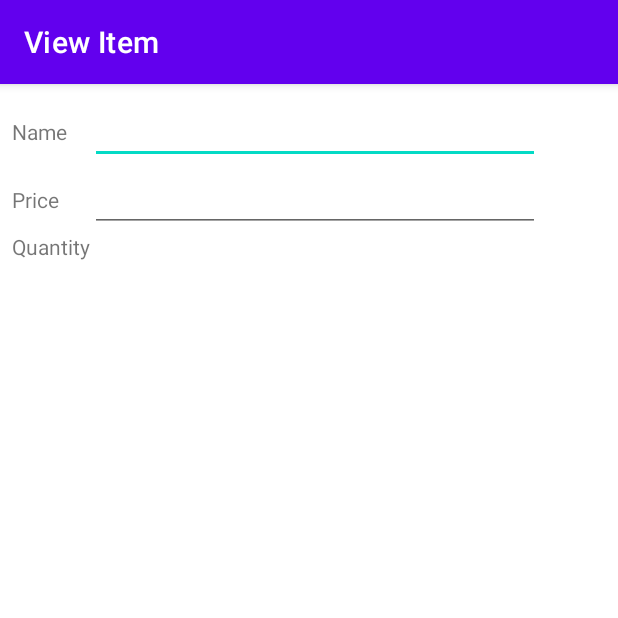
After one commit to quan4baby/Shopper, an Android app: the ViewItem screen opened directly, with no data from a screen before it, on a phone screen of 412 x 824 dp, the top half of it. The commit adds this screen. Run offline under Robolectric (Android 15) with nearby library versions, the phone set to English and light mode, and no system bars.

Commit message:
Thursday, March 4

```diff
--- a/app/src/main/AndroidManifest.xml
+++ b/app/src/main/AndroidManifest.xml
@@ -10,9 +10,13 @@
         android:supportsRtl="true"
         android:theme="@style/Theme.Shopper">
         <activity
+            android:name=".ViewItem"
+            android:label="@string/title_activity_view_item"
+            android:theme="@style/Theme.Shopper.NoActionBar"></activity>
+        <activity
             android:name=".AddItem"
             android:label="@string/title_activity_add_item"
-            android:theme="@style/Theme.Shopper.NoActionBar"></activity>
+            android:theme="@style/Theme.Shopper.NoActionBar" />
         <activity
             android:name=".ViewList"
             android:label="@string/title_activity_view_list"
--- /dev/null
+++ b/app/src/main/java/com/example/shopper/ViewItem.java
@@ -0,0 +1,29 @@
+package com.example.shopper;
+
+import android.content.Intent;
+import android.os.Bundle;
+
+import com.google.android.material.floatingactionbutton.FloatingActionButton;
+import com.google.android.material.snackbar.Snackbar;
+
+import androidx.appcompat.app.AppCompatActivity;
+import androidx.appcompat.widget.Toolbar;
+
+import android.view.MenuItem;
+import android.view.View;
+
+public class ViewItem extends AppCompatActivity {
+
+    @Override
+    protected void onCreate(Bundle savedInstanceState) {
+        super.onCreate(savedInstanceState);
+        setContentView(R.layout.activity_view_item);
+        Toolbar toolbar = findViewById(R.id.toolbar);
+        setSupportActionBar(toolbar);
+    }
+
+    public void deleteItem(MenuItem menuItem) {
+
+
+    }
+}
--- /dev/null
+++ b/app/src/main/res/layout/activity_view_item.xml
@@ -0,0 +1,25 @@
+<?xml version="1.0" encoding="utf-8"?>
+<androidx.coordinatorlayout.widget.CoordinatorLayout xmlns:android="http://schemas.android.com/apk/res/android"
+    xmlns:app="http://schemas.android.com/apk/res-auto"
+    xmlns:tools="http://schemas.android.com/tools"
+    android:layout_width="match_parent"
+    android:layout_height="match_parent"
+    tools:context=".ViewItem">
+
+    <com.google.android.material.appbar.AppBarLayout
+        android:layout_width="match_parent"
+        android:layout_height="wrap_content"
+        android:theme="@style/Theme.Shopper.AppBarOverlay">
+
+        <androidx.appcompat.widget.Toolbar
+            android:id="@+id/toolbar"
+            android:layout_width="match_parent"
+            android:layout_height="?attr/actionBarSize"
+            android:background="?attr/colorPrimary"
+            app:popupTheme="@style/Theme.Shopper.PopupOverlay" />
+
+    </com.google.android.material.appbar.AppBarLayout>
+
+    <include layout="@layout/content_view_item" />
+
+</androidx.coordinatorlayout.widget.CoordinatorLayout>
--- /dev/null
+++ b/app/src/main/res/layout/content_view_item.xml
@@ -0,0 +1,71 @@
+<?xml version="1.0" encoding="utf-8"?>
+<androidx.constraintlayout.widget.ConstraintLayout xmlns:android="http://schemas.android.com/apk/res/android"
+    xmlns:app="http://schemas.android.com/apk/res-auto"
+    android:layout_width="match_parent"
+    android:layout_height="match_parent"
+    app:layout_behavior="@string/appbar_scrolling_view_behavior">
+
+    <TableLayout
+        android:layout_width="match_parent"
+        android:layout_height="match_parent"
+        android:layout_marginStart="8dp"
+        android:layout_marginLeft="8dp"
+        android:layout_marginTop="8dp"
+        app:layout_constraintStart_toStartOf="parent"
+        app:layout_constraintTop_toTopOf="parent">
+
+        <TableRow
+            android:layout_width="match_parent"
+            android:layout_height="match_parent" >
+
+            <TextView
+                android:id="@+id/nameTextView"
+                android:layout_width="wrap_content"
+                android:layout_height="wrap_content"
+                android:text="Name" />
+
+            <EditText
+                android:id="@+id/nameEditText"
+                android:layout_width="wrap_content"
+                android:layout_height="wrap_content"
+                android:width="300dp"
+                android:ems="10"
+                android:inputType="textPersonName" />
+        </TableRow>
+
+        <TableRow
+            android:layout_width="match_parent"
+            android:layout_height="match_parent" >
+
+            <TextView
+                android:id="@+id/priceTextView"
+                android:layout_width="wrap_content"
+                android:layout_height="wrap_content"
+                android:text="Price" />
+
+            <EditText
+                android:id="@+id/priceEditText"
+                android:layout_width="wrap_content"
+                android:layout_height="wrap_content"
+                android:ems="10"
+                android:inputType="textPersonName" />
+        </TableRow>
+
+        <TableRow
+            android:layout_width="match_parent"
+            android:layout_height="match_parent" >
+
+            <TextView
+                android:id="@+id/quantityTextView"
+                android:layout_width="wrap_content"
+                android:layout_height="wrap_content"
+                android:text="Quantity" />
+
+            <TextView
+                android:id="@+id/quantityEditText"
+                android:layout_width="wrap_content"
+                android:layout_height="wrap_content" />
+        </TableRow>
+
+    </TableLayout>
+</androidx.constraintlayout.widget.ConstraintLayout>
--- /dev/null
+++ b/app/src/main/res/menu/menu_view_item.xml
@@ -0,0 +1,26 @@
+<menu xmlns:android="http://schemas.android.com/apk/res/android"
+    xmlns:app="http://schemas.android.com/apk/res-auto"
+    xmlns:tools="http://schemas.android.com/tools"
+    tools:context="com.example.shopper.ViewItem">
+    <item
+        android:id="@+id/delete_item"
+        android:icon="@android:drawable/ic_menu_delete"
+        android:title="@string/delete_item"
+        app:showAsAction="always"
+        android:onClick="deleteItem"/>
+    <item
+        android:id="@+id/action_home"
+        android:orderInCategory="1"
+        android:title="@string/action_home"
+        app:showAsAction="never" />
+    <item
+        android:id="@+id/action_create_list"
+        android:orderInCategory="2"
+        android:title="@string/action_create_shopping_list"
+        app:showAsAction="never" />
+    <item
+        android:id="@+id/action_add_item"
+        android:orderInCategory="3"
+        android:title="@string/action_add_item"
+        app:showAsAction="never" />
+</menu>
--- a/app/src/main/res/values/strings.xml
+++ b/app/src/main/res/values/strings.xml
@@ -18,4 +18,6 @@
         <item>4</item>
         <item>5</item>
     </string-array>
+    <string name="title_activity_view_item">View Item</string>
+    <string name="delete_item">Delete Item</string>
 </resources>
```
